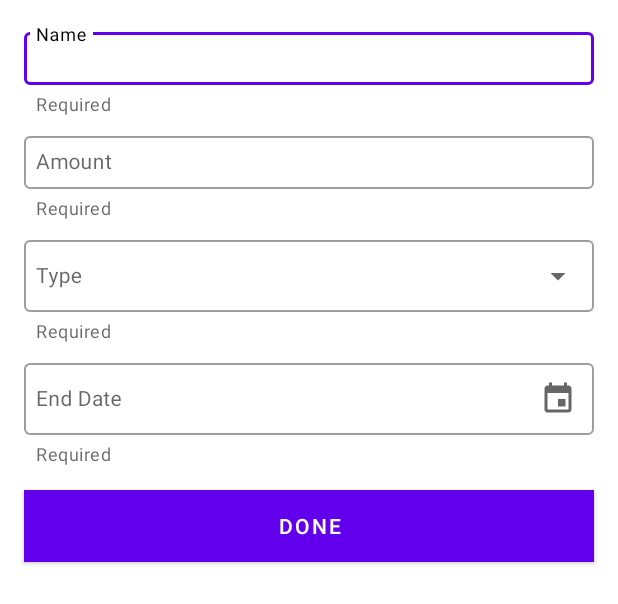
After one commit to Omara8/Expenditures, an Android app: the layout add_bottom_sheet.xml on its own in the app's theme, with its tools: preview values and no code run, on a phone screen of 412 x 824 dp. The commit adds this screen. Shown: the top 604 px of the screen. Run offline under Robolectric (Android 15) with nearby library versions, the phone set to English and light mode, and no system bars.

Commit message:
added bottom sheet UI for adding transactions

```diff
--- a/app/src/main/AndroidManifest.xml
+++ b/app/src/main/AndroidManifest.xml
@@ -10,7 +10,7 @@
         android:icon="@mipmap/ic_launcher"
         android:label="@string/app_name"
         android:roundIcon="@mipmap/ic_launcher_round"
-        android:supportsRtl="true"
+        android:supportsRtl="false"
         android:theme="@style/Theme.Expenditures">
         <activity android:name=".SplashActivity">
             <intent-filter>
@@ -19,7 +19,9 @@
                 <category android:name="android.intent.category.LAUNCHER" />
             </intent-filter>
         </activity>
-        <activity android:name=".MainActivity" />
+        <activity android:name=".MainActivity"
+            android:screenOrientation="portrait"
+            android:windowSoftInputMode="adjustResize|stateAlwaysHidden"/>
     </application>
 
 </manifest>
--- a/app/src/main/java/com/planatech/expenditures/dashboard/view/DashboardFragment.kt
+++ b/app/src/main/java/com/planatech/expenditures/dashboard/view/DashboardFragment.kt
@@ -13,6 +13,7 @@ import androidx.paging.PagedList
 import com.firebase.ui.database.paging.DatabasePagingOptions
 import com.planatech.expenditures.MainActivity
 import com.planatech.expenditures.R
+import com.planatech.expenditures.addtransaction.view.AddTransactionFragment
 import com.planatech.expenditures.dashboard.viewmodel.DashboardViewModel
 import com.planatech.expenditures.databinding.FragmentDashboardBinding
 import com.planatech.expenditures.model.Transaction
@@ -41,7 +42,13 @@ class DashboardFragment : Fragment() {
         setUpRecyclerView()
         Handler().postDelayed({
             binding?.mainMotionLayout?.transitionToEnd()
+            binding?.addButton?.visibility = View.VISIBLE
         }, SPLASH_DISPLAY_TIME)
+
+        binding?.addButton?.setOnClickListener {
+            val addTransactionFragment = AddTransactionFragment()
+            addTransactionFragment.show(requireActivity().supportFragmentManager, "Add Transaction")
+        }
     }
 
     private fun setUpRecyclerView() {
--- /dev/null
+++ b/app/src/main/res/drawable/ic_add.xml
@@ -0,0 +1,5 @@
+<vector android:height="24dp" android:tint="#FFFFFF"
+    android:viewportHeight="24" android:viewportWidth="24"
+    android:width="24dp" xmlns:android="http://schemas.android.com/apk/res/android">
+    <path android:fillColor="@android:color/white" android:pathData="M19,13h-6v6h-2v-6H5v-2h6V5h2v6h6v2z"/>
+</vector>
--- /dev/null
+++ b/app/src/main/res/drawable/ic_date.xml
@@ -0,0 +1,10 @@
+<vector xmlns:android="http://schemas.android.com/apk/res/android"
+    android:width="24dp"
+    android:height="24dp"
+    android:viewportWidth="24"
+    android:viewportHeight="24"
+    android:tint="?attr/colorControlNormal">
+  <path
+      android:fillColor="@android:color/white"
+      android:pathData="M17,12h-5v5h5v-5zM16,1v2L8,3L8,1L6,1v2L5,3c-1.11,0 -1.99,0.9 -1.99,2L3,19c0,1.1 0.89,2 2,2h14c1.1,0 2,-0.9 2,-2L21,5c0,-1.1 -0.9,-2 -2,-2h-1L18,1h-2zM19,19L5,19L5,8h14v11z"/>
+</vector>
--- /dev/null
+++ b/app/src/main/res/layout/add_bottom_sheet.xml
@@ -0,0 +1,134 @@
+<?xml version="1.0" encoding="utf-8"?>
+<com.planatech.expenditures.utils.progressiveLayouts.ProgressConstraintLayout xmlns:android="http://schemas.android.com/apk/res/android"
+    xmlns:app="http://schemas.android.com/apk/res-auto"
+    android:id="@+id/bottomSheetContent"
+    android:layout_width="match_parent"
+    android:layout_height="wrap_content"
+    app:layout_behavior="android.support.design.widget.BottomSheetBehavior">
+
+    <com.google.android.material.textfield.TextInputLayout
+        android:id="@+id/transactionNameLayout"
+        style="@style/Widget.MaterialComponents.TextInputLayout.OutlinedBox"
+        android:layout_width="match_parent"
+        android:layout_height="wrap_content"
+        android:layout_marginTop="@dimen/_16dp"
+        android:layout_marginStart="@dimen/_16dp"
+        android:layout_marginEnd="@dimen/_16dp"
+        android:hint="Name"
+        app:hintTextColor="@color/colorPrimaryText"
+        app:layout_constraintTop_toTopOf="parent"
+        app:layout_constraintStart_toStartOf="parent"
+        app:layout_constraintEnd_toEndOf="parent"
+        app:helperText="Required"
+        app:helperTextEnabled="true">
+
+        <com.google.android.material.textfield.TextInputEditText
+            android:id="@+id/transactionNameText"
+            android:layout_width="match_parent"
+            android:layout_height="wrap_content"
+            android:imeOptions="actionNext"
+            android:inputType="text"
+            android:nextFocusForward="@id/transactionAmountLayout"
+            android:padding="@dimen/_8dp"
+            android:textColor="@color/colorPrimaryText"
+            android:textSize="14sp" />
+
+    </com.google.android.material.textfield.TextInputLayout>
+
+    <com.google.android.material.textfield.TextInputLayout
+        android:id="@+id/transactionAmountLayout"
+        style="@style/Widget.MaterialComponents.TextInputLayout.OutlinedBox"
+        android:layout_width="match_parent"
+        android:layout_height="wrap_content"
+        android:layout_marginTop="@dimen/_8dp"
+        android:layout_marginStart="@dimen/_16dp"
+        android:layout_marginEnd="@dimen/_16dp"
+        android:hint="Amount"
+        app:hintTextColor="@color/colorPrimaryText"
+        app:layout_constraintTop_toBottomOf="@id/transactionNameLayout"
+        app:layout_constraintStart_toStartOf="parent"
+        app:layout_constraintEnd_toEndOf="parent"
+        app:helperText="Required"
+        app:helperTextEnabled="true">
+
+        <com.google.android.material.textfield.TextInputEditText
+            android:id="@+id/transactionAmountText"
+            android:layout_width="match_parent"
+            android:layout_height="wrap_content"
+            android:imeOptions="actionNext"
+            android:inputType="numberDecimal"
+            android:padding="@dimen/_8dp"
+            android:textColor="@color/colorPrimaryText"
+            android:textSize="14sp" />
+
+    </com.google.android.material.textfield.TextInputLayout>
+
+    <com.google.android.material.textfield.TextInputLayout
+        android:id="@+id/transactionTypeLayout"
+        style="@style/Widget.MaterialComponents.TextInputLayout.OutlinedBox.ExposedDropdownMenu"
+        android:layout_width="match_parent"
+        android:layout_height="wrap_content"
+        android:layout_marginStart="@dimen/_16dp"
+        android:layout_marginTop="@dimen/_8dp"
+        android:layout_marginEnd="@dimen/_16dp"
+        android:hint="Type"
+        app:hintTextColor="@color/colorPrimaryText"
+        app:helperText="Required"
+        app:helperTextEnabled="true"
+        app:layout_constraintStart_toStartOf="parent"
+        app:layout_constraintEnd_toEndOf="parent"
+        app:layout_constraintTop_toBottomOf="@id/transactionAmountLayout">
+
+        <com.google.android.material.textfield.MaterialAutoCompleteTextView
+            android:id="@+id/transactionTypeText"
+            android:layout_width="match_parent"
+            android:layout_height="wrap_content"
+            android:padding="@dimen/_8dp"
+            android:inputType="none"
+            android:textSize="14sp"
+            android:textColor="@color/colorPrimaryText" />
+
+    </com.google.android.material.textfield.TextInputLayout>
+
+    <com.google.android.material.textfield.TextInputLayout
+        android:id="@+id/transactionEndDateLayout"
+        style="@style/Widget.MaterialComponents.TextInputLayout.OutlinedBox.ExposedDropdownMenu"
+        android:layout_width="match_parent"
+        android:layout_height="wrap_content"
+        android:layout_marginStart="@dimen/_16dp"
+        android:layout_marginTop="@dimen/_8dp"
+        android:layout_marginEnd="@dimen/_16dp"
+        app:endIconDrawable="@drawable/ic_date"
+        android:hint="End Date"
+        app:helperText="Required"
+        app:helperTextEnabled="true"
+        app:hintTextColor="@color/colorPrimaryText"
+        app:layout_constraintStart_toStartOf="parent"
+        app:layout_constraintEnd_toEndOf="parent"
+        app:layout_constraintTop_toBottomOf="@id/transactionTypeLayout">
+
+        <com.google.android.material.textfield.MaterialAutoCompleteTextView
+            android:id="@+id/transactionEndDateText"
+            android:layout_width="match_parent"
+            android:layout_height="wrap_content"
+            android:padding="@dimen/_8dp"
+            android:inputType="none"
+            android:textSize="14sp"
+            android:textColor="@color/colorPrimaryText" />
+
+    </com.google.android.material.textfield.TextInputLayout>
+
+    <com.google.android.material.button.MaterialButton
+        android:id="@+id/finishButton"
+        android:layout_width="match_parent"
+        android:layout_height="wrap_content"
+        android:text="Done"
+        android:background="@color/colorAccent"
+        android:textColor="@color/white"
+        android:layout_margin="@dimen/_16dp"
+        app:layout_constraintBottom_toBottomOf="parent"
+        app:layout_constraintTop_toBottomOf="@id/transactionEndDateLayout"
+        app:layout_constraintStart_toStartOf="parent"
+        app:layout_constraintEnd_toEndOf="parent"/>
+
+</com.planatech.expenditures.utils.progressiveLayouts.ProgressConstraintLayout>
```
Also changed, not shown: app/src/main/java/com/planatech/expenditures/addtransaction/view/AddTransactionFragment.kt (added, +31 -0 lines), app/src/main/res/layout/fragment_dashboard.xml (+12 -0 lines), app/src/main/res/values-night/themes.xml (+11 -0 lines), app/src/main/res/values/themes.xml (+11 -0 lines).
